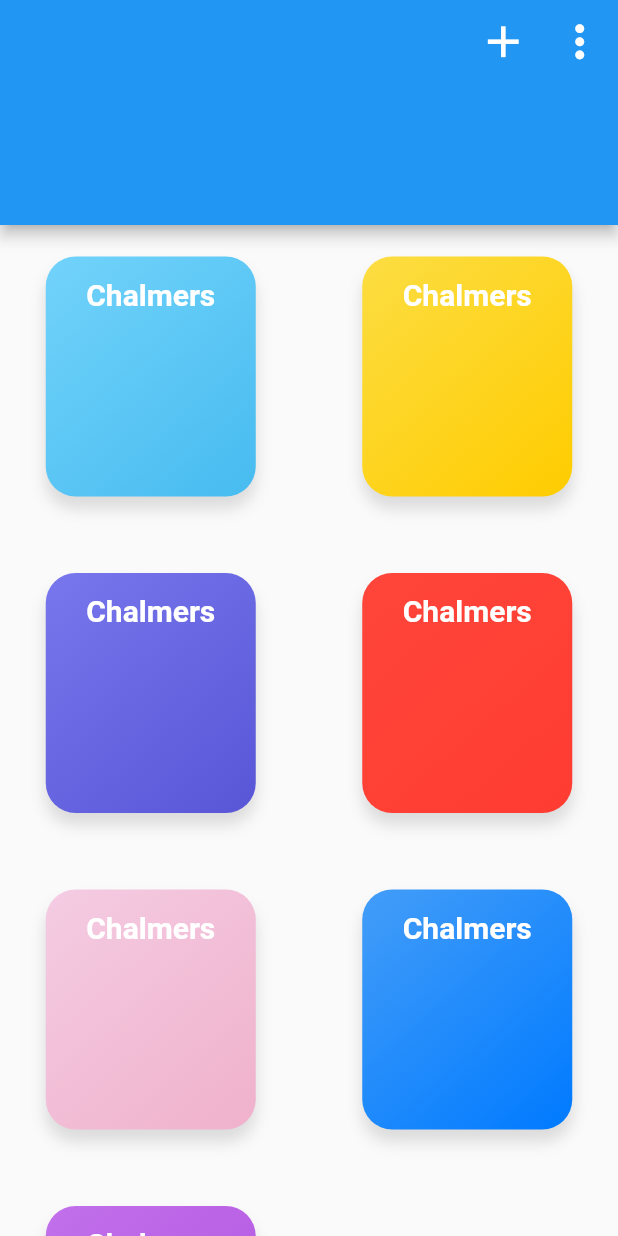
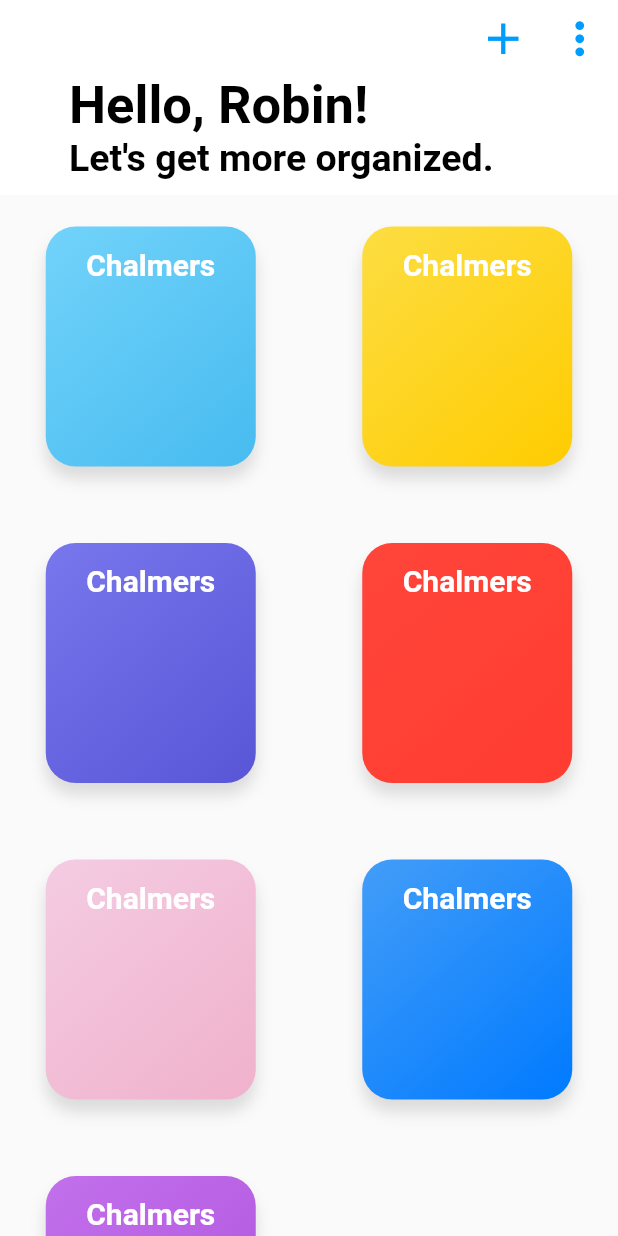
Before and after one commit to robinrepowecklauf/Study-Management-App, a Flutter app: the screen it shows after launch, on a phone screen of 412 x 824 dp. Run offline on Flutter 3.47's test engine with Material 2 defaults, Android fonts, the phone set to English and light mode, and no system bars.

Commit message:
home page without any functionality is now almost done

```diff
--- a/todo_management_app/lib/resources/values/text_styles.dart
+++ b/todo_management_app/lib/resources/values/text_styles.dart
@@ -2,3 +2,9 @@ import 'package:flutter/material.dart';
 
 TextStyle todoCardTitle = new TextStyle(
     color: Colors.white, fontSize: 20, fontWeight: FontWeight.bold);
+
+TextStyle subTitle = new TextStyle(
+    color: Colors.black, fontSize: 25, fontWeight: FontWeight.bold);
+
+TextStyle title = new TextStyle(
+    color: Colors.black, fontSize: 35, fontWeight: FontWeight.bold);
--- a/todo_management_app/lib/ui/home_page.dart
+++ b/todo_management_app/lib/ui/home_page.dart
@@ -1,6 +1,7 @@
 import 'package:flutter/material.dart';
 import 'package:todo_management_app/components/todo_card.dart';
 import 'package:todo_management_app/resources/values/app_colors.dart';
+import 'package:todo_management_app/resources/values/text_styles.dart';
 
 class HomePage extends StatefulWidget {
   @override
@@ -12,22 +13,47 @@ class _HomePageState extends State<HomePage> {
   Widget build(BuildContext context) {
     return Scaffold(
         appBar: PreferredSize(
-          preferredSize: Size.fromHeight(150),
+          preferredSize: const Size.fromHeight(130),
           child: AppBar(
+            backgroundColor: Colors.white,
+            elevation: 0,
             actions: <Widget>[
               IconButton(
                 tooltip: 'Add ToDo',
                 icon: const Icon(Icons.add),
                 iconSize: 35,
+                color: Palette.PRIMARY_COLOR_OPTION_BLUE,
                 onPressed: () {},
               ),
               IconButton(
                 tooltip: 'Options',
                 icon: const Icon(Icons.more_vert),
                 iconSize: 35,
+                color: Palette.PRIMARY_COLOR_OPTION_BLUE,
                 onPressed: () {},
               )
             ],
+            bottom: PreferredSize(
+              preferredSize: Size.fromHeight(30),
+              child: Container(
+                height: 80,
+                width: 320,
+                child: Column(
+                  mainAxisAlignment: MainAxisAlignment.start,
+                  crossAxisAlignment: CrossAxisAlignment.start,
+                  children: <Widget>[
+                    Text(
+                      'Hello, Robin!',
+                      style: title,
+                    ),
+                    Text(
+                      "Let's get more organized.",
+                      style: subTitle,
+                    )
+                  ],
+                ),
+              ),
+            ),
           ),
         ),
         body: GridView.count(
```
